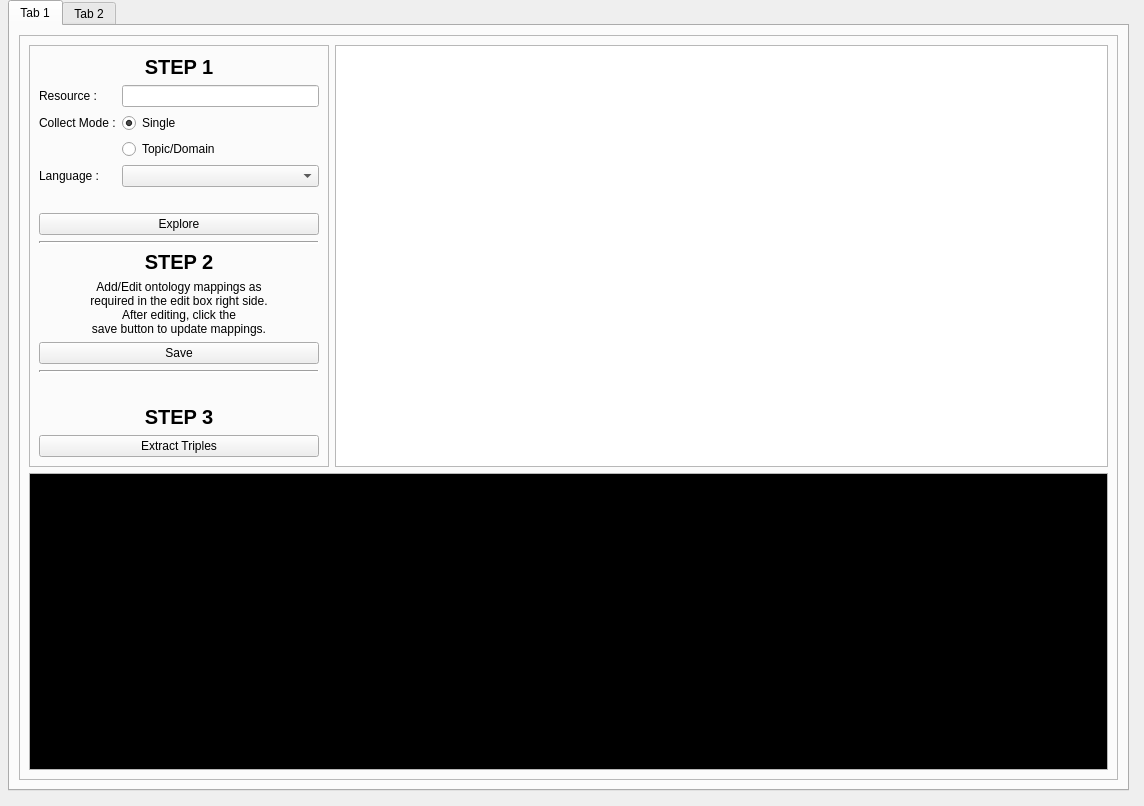
Before: the Qt Designer form gui/guiLayout.ui in dbpedia/tablist-extractor, drawn with Qt 5.
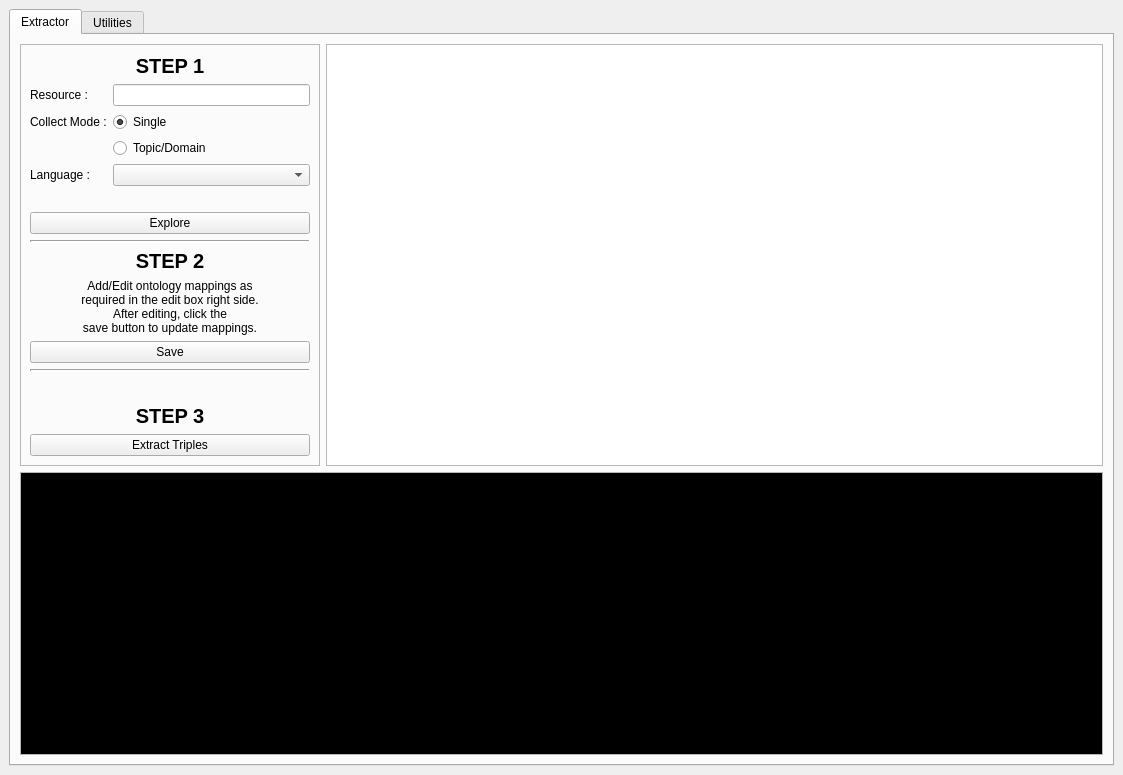
After: the same form once the commit is applied. The open tabs and pages were chosen to show the change.

Commit message: enabling dynamic layout while window resizing

Patch:
```diff
--- a/gui/guiLayout.ui
+++ b/gui/guiLayout.ui
@@ -6,124 +6,26 @@
    <rect>
     <x>0</x>
     <y>0</y>
-    <width>1144</width>
-    <height>806</height>
+    <width>1123</width>
+    <height>775</height>
    </rect>
   </property>
   <property name="windowTitle">
    <string>Tablist-Extractor</string>
   </property>
   <widget class="QWidget" name="centralwidget">
+   <layout class="QHBoxLayout" name="horizontalLayout_4">
+    <item>
    <widget class="QTabWidget" name="tabWidget">
-    <property name="geometry">
-     <rect>
-      <x>8</x>
-      <y>0</y>
-      <width>1121</width>
-      <height>791</height>
-     </rect>
-    </property>
-    <property name="maximumSize">
-     <size>
-      <width>16777215</width>
-      <height>830</height>
-     </size>
-    </property>
     <property name="currentIndex">
      <number>1</number>
     </property>
     <widget class="QWidget" name="tab">
      <attribute name="title">
-      <string>Tab 1</string>
-     </attribute>
-     <layout class="QHBoxLayout" name="horizontalLayout_4">
-      <item>
-       <widget class="QFrame" name="frame">
-        <property name="enabled">
-         <bool>true</bool>
-        </property>
-        <property name="minimumSize">
-         <size>
-          <width>990</width>
-          <height>735</height>
-         </size>
-        </property>
-        <property name="frameShape">
-         <enum>QFrame::StyledPanel</enum>
-        </property>
-        <property name="frameShadow">
-         <enum>QFrame::Raised</enum>
-        </property>
+        <string>Extractor</string>
+       </attribute>
         <layout class="QGridLayout" name="gridLayout">
-         <item row="2" column="0" colspan="2">
-          <widget class="QTextBrowser" name="TerminalWindow">
-           <property name="palette">
-            <palette>
-             <active>
-              <colorrole role="Text">
-               <brush brushstyle="SolidPattern">
-                <color alpha="255">
-                 <red>33</red>
-                 <green>255</green>
-                 <blue>6</blue>
-                </color>
-               </brush>
-              </colorrole>
-              <colorrole role="Base">
-               <brush brushstyle="SolidPattern">
-                <color alpha="255">
-                 <red>0</red>
-                 <green>0</green>
-                 <blue>0</blue>
-                </color>
-               </brush>
-              </colorrole>
-             </active>
-             <inactive>
-              <colorrole role="Text">
-               <brush brushstyle="SolidPattern">
-                <color alpha="255">
-                 <red>33</red>
-                 <green>255</green>
-                 <blue>6</blue>
-                </color>
-               </brush>
-              </colorrole>
-              <colorrole role="Base">
-               <brush brushstyle="SolidPattern">
-                <color alpha="255">
-                 <red>0</red>
-                 <green>0</green>
-                 <blue>0</blue>
-                </color>
-               </brush>
-              </colorrole>
-             </inactive>
-             <disabled>
-              <colorrole role="Text">
-               <brush brushstyle="SolidPattern">
-                <color alpha="255">
-                 <red>128</red>
-                 <green>128</green>
-                 <blue>128</blue>
-                </color>
-               </brush>
-              </colorrole>
-              <colorrole role="Base">
-               <brush brushstyle="SolidPattern">
-                <color alpha="255">
-                 <red>236</red>
-                 <green>236</green>
-                 <blue>236</blue>
-                </color>
-               </brush>
-              </colorrole>
-             </disabled>
-            </palette>
-           </property>
-          </widget>
-         </item>
-         <item row="1" column="0">
+        <item row="0" column="1">
           <widget class="QFrame" name="frame_3">
            <property name="maximumSize">
             <size>
@@ -339,17 +241,82 @@
            </layout>
           </widget>
          </item>
-         <item row="1" column="1">
+        <item row="1" column="1" colspan="2">
+         <widget class="QTextBrowser" name="TerminalWindow">
+          <property name="palette">
+           <palette>
+            <active>
+             <colorrole role="Text">
+              <brush brushstyle="SolidPattern">
+               <color alpha="255">
+                <red>33</red>
+                <green>255</green>
+                <blue>6</blue>
+               </color>
+              </brush>
+             </colorrole>
+             <colorrole role="Base">
+              <brush brushstyle="SolidPattern">
+               <color alpha="255">
+                <red>0</red>
+                <green>0</green>
+                <blue>0</blue>
+               </color>
+              </brush>
+             </colorrole>
+            </active>
+            <inactive>
+             <colorrole role="Text">
+              <brush brushstyle="SolidPattern">
+               <color alpha="255">
+                <red>33</red>
+                <green>255</green>
+                <blue>6</blue>
+               </color>
+              </brush>
+             </colorrole>
+             <colorrole role="Base">
+              <brush brushstyle="SolidPattern">
+               <color alpha="255">
+                <red>0</red>
+                <green>0</green>
+                <blue>0</blue>
+               </color>
+              </brush>
+             </colorrole>
+            </inactive>
+            <disabled>
+             <colorrole role="Text">
+              <brush brushstyle="SolidPattern">
+               <color alpha="255">
+                <red>128</red>
+                <green>128</green>
+                <blue>128</blue>
+               </color>
+              </brush>
+             </colorrole>
+             <colorrole role="Base">
+              <brush brushstyle="SolidPattern">
+               <color alpha="255">
+                <red>236</red>
+                <green>236</green>
+                <blue>236</blue>
+               </color>
+              </brush>
+             </colorrole>
+            </disabled>
+           </palette>
+          </property>
+         </widget>
+        </item>
+        <item row="0" column="2">
           <widget class="QTextEdit" name="textEdit"/>
          </item>
         </layout>
        </widget>
-      </item>
-     </layout>
-    </widget>
     <widget class="QWidget" name="tab_2">
      <attribute name="title">
-      <string>Tab 2</string>
+        <string>Utilities</string>
      </attribute>
      <layout class="QHBoxLayout" name="horizontalLayout">
       <item>
@@ -822,6 +789,8 @@
      </layout>
     </widget>
    </widget>
+    </item>
+   </layout>
   </widget>
  </widget>
  <resources/>
```
Left out of the diff: 2 changed lines with no effect on the pictures. Lines whose indentation alone changed are shown as unchanged. The commit also changes 1 other file.
